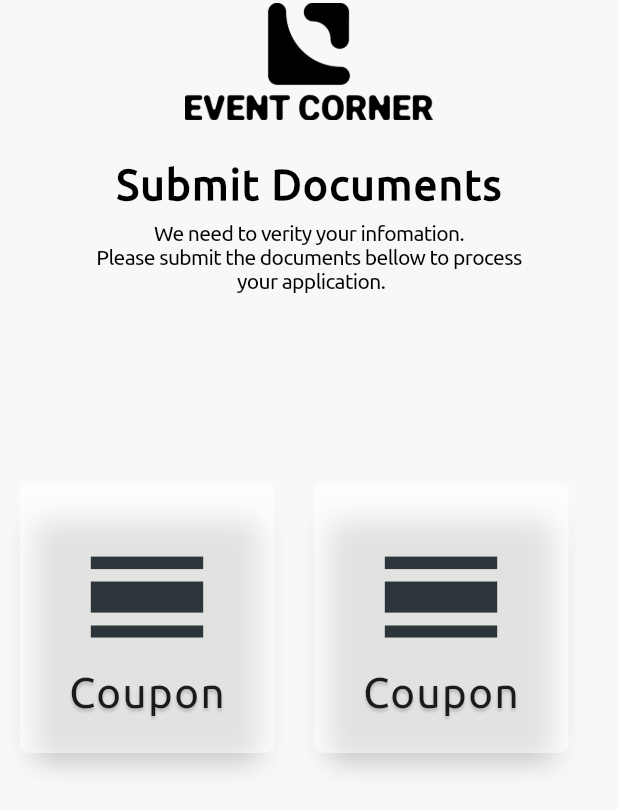
After one commit to Yenvichet25/event, a Flutter app: the DashBoard screen opened directly, on a phone screen of 412 x 824 dp. The commit adds this screen. Shown: the top 810 px of the screen. Run offline on Flutter 3.47's test engine with Material 2 defaults, Android fonts, the phone set to English and light mode, and no system bars; our stand-ins replace simple_animations; missing offline and left inert: loading_animations; project files that could hold a hidden picture were left out.

Commit message:
dashboard

```diff
--- a/lib/model/constants.dart
+++ b/lib/model/constants.dart
@@ -6,3 +6,4 @@ const kButtonColor = Color(0XFFC2DFFF);
 const kPrimaryColor = Colors.white;
 const kShadowColor = Color(0XFF2C3539);
 const kSecondnaryColor = Color(0XFFF9F8F6);
+final kShadowListColor = Color(0XFF8E8E8C).withOpacity(0.5);
--- /dev/null
+++ b/lib/pages/dashboard.dart
@@ -0,0 +1,196 @@
+import 'package:event_corner/model/constants.dart';
+import 'package:flutter/cupertino.dart';
+import 'package:flutter/material.dart';
+import 'package:flutter/widgets.dart';
+
+import 'coupon.dart';
+import 'event.dart';
+
+class DashBoard extends StatefulWidget {
+  @override
+  _DashBoardState createState() => _DashBoardState();
+}
+
+class _DashBoardState extends State<DashBoard> {
+  int selectedIndex;
+  @override
+  Widget build(BuildContext context) {
+    Size size = MediaQuery.of(context).size;
+    return CupertinoPageScaffold(
+      backgroundColor: kSecondnaryColor,
+      child: SafeArea(
+        child: Stack(
+          children: [
+            Column(
+              children: [
+                Align(
+                    alignment: Alignment.topCenter,
+                    child: Container(
+                      width: size.width * 0.4,
+                      height: size.height * 0.1,
+                      decoration: BoxDecoration(
+                          image: DecorationImage(
+                              image: AssetImage("assets/images/2.png"))),
+                    )),
+                SizedBox(
+                  height: size.height * 0.03,
+                ),
+                Text(
+                  "Submit Documents",
+                  style: TextStyle(
+                      fontFamily: 'Ubuntu',
+                      letterSpacing: 1,
+                      fontWeight: FontWeight.bold,
+                      fontSize: 28),
+                ),
+                SizedBox(
+                  height: size.height * 0.01,
+                ),
+                Text(
+                  "We need to verity your infomation.\nPlease submit the documents bellow to process\n your application.",
+                  textAlign: TextAlign.center,
+                  style: TextStyle(
+                      fontFamily: 'Ubuntu',
+                      fontSize: 14,
+                      fontWeight: FontWeight.w500),
+                ),
+              ],
+            ),
+            Column(
+              mainAxisAlignment: MainAxisAlignment.center,
+              children: [
+//                Row(
+//                  mainAxisAlignment: MainAxisAlignment.spaceEvenly,
+//                  children: [
+//                    Event(),
+//                    Coupon()
+//                  ],
+//                )
+                Container(
+                    height: 180,
+                    child: ListView.builder(
+                      itemCount: 2,
+                      scrollDirection: Axis.horizontal,
+                      padding: EdgeInsets.all(0),
+                      itemBuilder: (_, index) {
+                        return Padding(
+                            padding: const EdgeInsets.symmetric(horizontal: 13),
+                            child: Material(
+                              child: InkWell(
+                                onTap: () {
+                                  setState(() {
+                                    selectedIndex = index;
+                                  });
+                                },
+                                child: Container(
+                                    width: 170,
+                                    height: 180,
+                                    decoration: BoxDecoration(
+                                      color: selectedIndex == index
+                                          ? CupertinoColors.activeOrange
+                                          : kPrimaryColor.withOpacity(0.5),
+                                      borderRadius: BorderRadius.circular(8.0),
+                                      boxShadow: [
+                                        BoxShadow(
+                                            offset: Offset(0, 15),
+                                            blurRadius: 15,
+                                            spreadRadius: -10,
+                                            color: kShadowListColor),
+                                      ],
+                                    ),
+                                    child: Column(
+                                      mainAxisAlignment:
+                                          MainAxisAlignment.center,
+                                      children: [
+                                        Icon(
+                                          Icons.calendar_view_day,
+                                          color: kShadowColor,
+                                          size: 100,
+                                        ),
+                                        Text(
+                                          "Coupon",
+                                          style: TextStyle(
+                                              fontSize: 28.0,
+                                              fontFamily: 'Ubuntu',
+                                              letterSpacing: 1,
+                                              fontWeight: FontWeight.w500,
+                                              shadows: [
+                                                BoxShadow(
+                                                    blurRadius: 2,
+                                                    offset: Offset(0, 2),
+                                                    color: kShadowListColor)
+                                              ]),
+                                        )
+                                      ],
+                                    )),
+                              ),
+                            ));
+                      },
+                    ))
+              ],
+            )
+          ],
+        ),
+      ),
+    );
+  }
+
+//  Container buildContainer(Size size) {
+//    return Container(
+//      height: 400,
+//      child: ListView.builder(
+//        itemCount: 2,
+//        scrollDirection: Axis.vertical,
+//        itemBuilder: (_, index) {
+//          return Padding(
+//            padding: const EdgeInsets.symmetric(horizontal: 20, vertical: 10),
+//            child: Container(
+//              height: size.height * 0.09,
+//              decoration: BoxDecoration(
+//                color: kPrimaryColor,
+//                borderRadius: BorderRadius.circular(8.0),
+//                boxShadow: [
+//                  BoxShadow(
+//                      offset: Offset(0, 15),
+//                      blurRadius: 15,
+//                      spreadRadius: -10,
+//                      color: kShadowListColor),
+//                ],
+//              ),
+//              child: Column(
+//                mainAxisAlignment: MainAxisAlignment.center,
+//                children: [
+//                  Padding(
+//                    padding: const EdgeInsets.symmetric(horizontal: 20),
+//                    child: Stack(
+//                      children: [
+//                        Row(
+//                          children: [
+//                            Icon(Icons.chrome_reader_mode,size: 28,color: kShadowColor,),
+//                            SizedBox(width: size.width*0.08,),
+//                            Text("Event",style: TextStyle(
+//                              fontSize: 16.0,
+//                              fontFamily: 'Ubuntu',
+//                              letterSpacing: 1,
+//                              fontWeight: FontWeight.w600
+//                            ),)
+//                          ],
+//                        ),
+//                        Row(
+//                          mainAxisAlignment: MainAxisAlignment.end,
+//                          children: [
+//                            Icon(Icons.check_circle,color: Colors.orange,)
+//                          ],
+//                        )
+//                      ],
+//                    ),
+//                  ),
+//                ],
+//              ),
+//            ),
+//          );
+//        },
+//      ),
+//    );
+//  }
+}
```
Also changed, not shown: lib/main.dart (+9 -5 lines), lib/pages/coupon.dart (added, +57 -0 lines), lib/pages/event.dart (added, +56 -0 lines), lib/pages/login.dart (+19 -8 lines), lib/pages/splashscreen.dart (+8 -8 lines), 1 other file.
